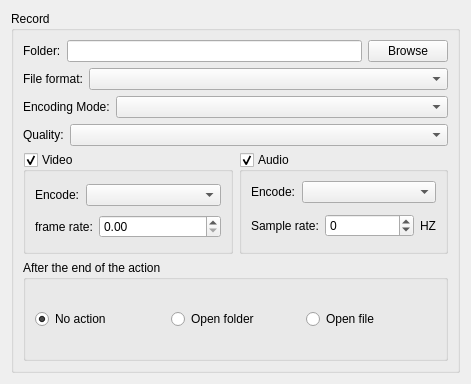
Above: Src/ParameterCompone/ParameterRecordUI.ui from KangLin/RabbitRemoteControl before the change. Below: the same form after it.
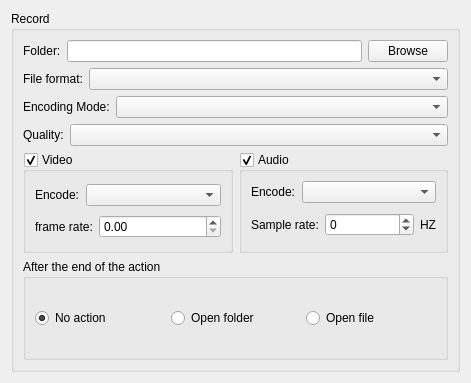
That is the form after the change.

```diff
--- a/Src/ParameterCompone/ParameterRecordUI.ui
+++ b/Src/ParameterCompone/ParameterRecordUI.ui
@@ -7,7 +7,7 @@
     <x>0</x>
     <y>0</y>
     <width>471</width>
-    <height>384</height>
+    <height>383</height>
    </rect>
   </property>
   <property name="windowTitle">
```
